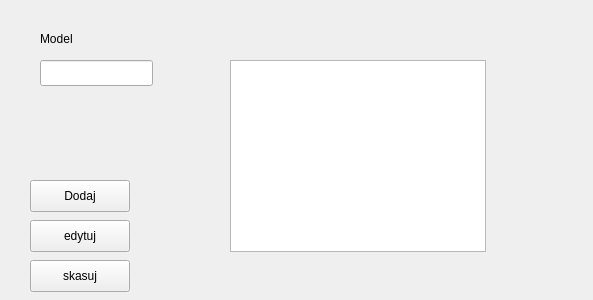
Old version of the form models.ui in the repository arekbr/Inwentaryzacja.
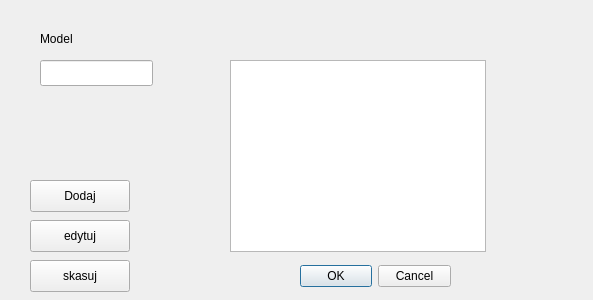
New version of the form.

The edit to the form file:
```diff
--- a/models.ui
+++ b/models.ui
@@ -85,6 +85,19 @@
     </rect>
    </property>
   </widget>
+  <widget class="QDialogButtonBox" name="buttonBox">
+   <property name="geometry">
+    <rect>
+     <x>300</x>
+     <y>260</y>
+     <width>151</width>
+     <height>32</height>
+    </rect>
+   </property>
+   <property name="standardButtons">
+    <set>QDialogButtonBox::Cancel|QDialogButtonBox::Ok</set>
+   </property>
+  </widget>
  </widget>
  <resources/>
  <connections/>
```
